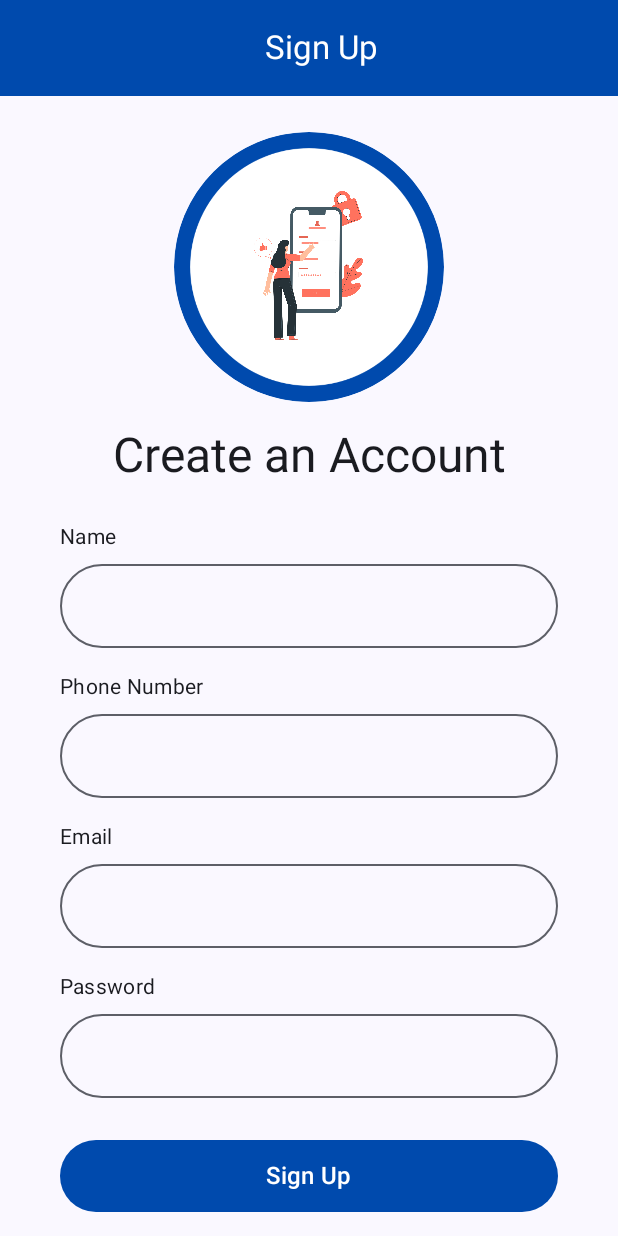
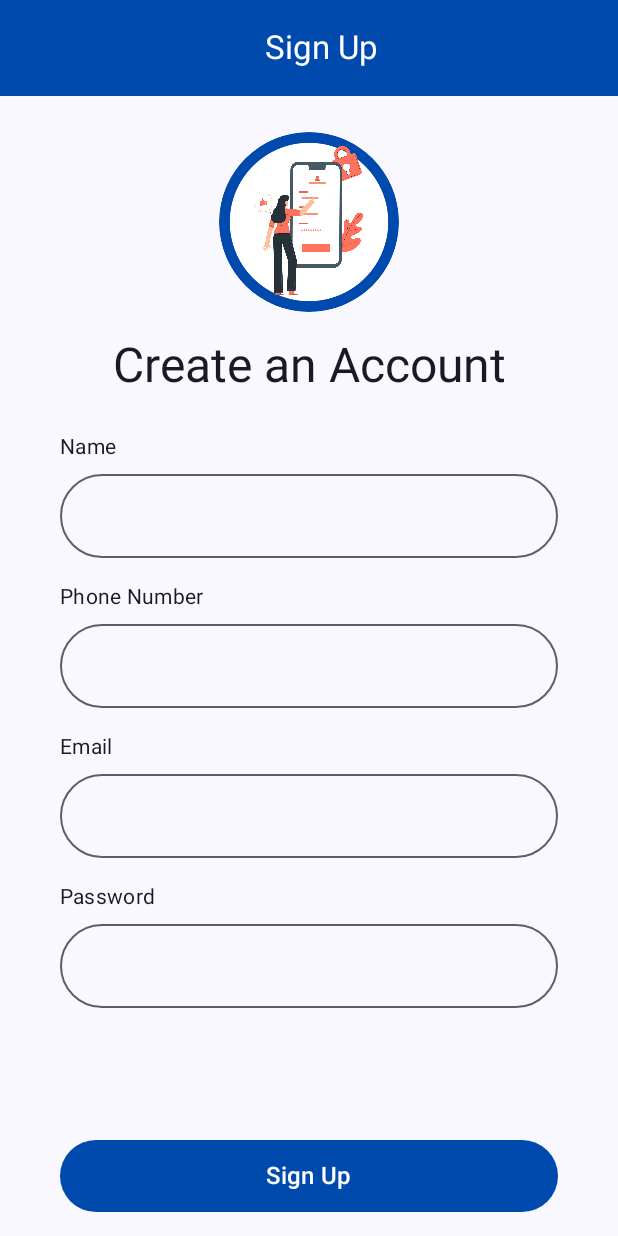
Before and after one commit to CodePandaaAI/FindLabour, an Android app built with Jetpack Compose: the SignUpScreen screen opened through its navigation route, on a phone screen of 412 x 824 dp. Run offline under Robolectric (Android 15) with nearby library versions, the phone set to English and light mode, and no system bars.

```diff
--- a/app/src/main/java/com/example/findlabour/MainActivity.kt
+++ b/app/src/main/java/com/example/findlabour/MainActivity.kt
@@ -101,12 +101,12 @@ fun WelcomeScreen(navController: NavHostController) {
                     contentDescription = stringResource(R.string.login),// Use string resource for better a11y
                     modifier = Modifier
                         .clip(CircleShape)
-                        .size(180.dp)
+                        .size(120.dp)
                 )
                 Image(
                     painter = painterResource(R.drawable.welcome),
                     contentDescription = stringResource(R.string.greeting),// Use string resource for better a11y
-                    modifier = Modifier.size(180.dp)
+                    modifier = Modifier.size(120.dp)
                 )
             }
             Spacer(modifier = Modifier.height(32.dp)) // Increased space
--- a/app/src/main/java/com/example/findlabour/SignUpScreen.kt
+++ b/app/src/main/java/com/example/findlabour/SignUpScreen.kt
@@ -111,12 +111,12 @@ private fun ProfileImageSection() {
             contentDescription = "Profile Background",
             modifier = Modifier
                 .clip(CircleShape)
-                .size(180.dp)
+                .size(120.dp)
         )
         Image(
             painter = painterResource(R.drawable.signup),
             contentDescription = "Profile",
-            modifier = Modifier.size(120.dp) // Reduced size for visual hierarchy
+            modifier = Modifier.size(120.dp)
         )
     }
 }
@@ -124,7 +124,9 @@ private fun ProfileImageSection() {
 @Composable
 private fun InputTextField(title: String) {
     var inputText by remember { mutableStateOf("") }
-    Column(modifier = Modifier.fillMaxWidth().padding(horizontal = 40.dp)) {
+    Column(modifier = Modifier
+        .fillMaxWidth()
+        .padding(horizontal = 40.dp)) {
         Text(
             text = title,
             style = MaterialTheme.typography.bodyMedium, // Use style instead of fontSize
```
